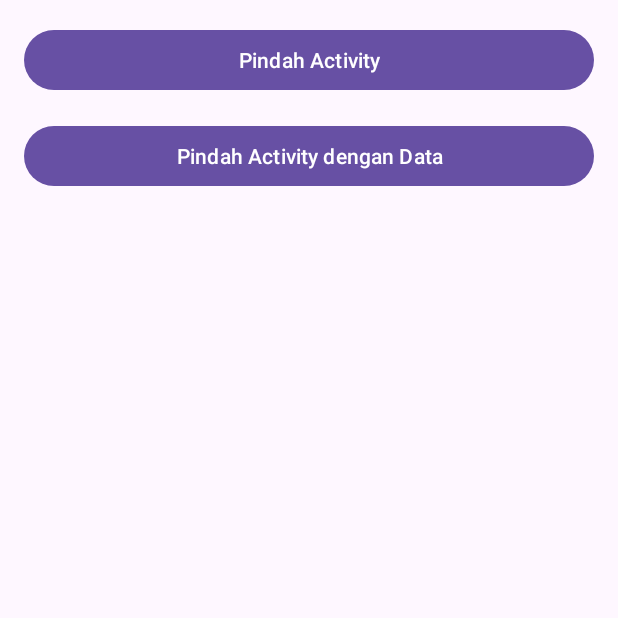
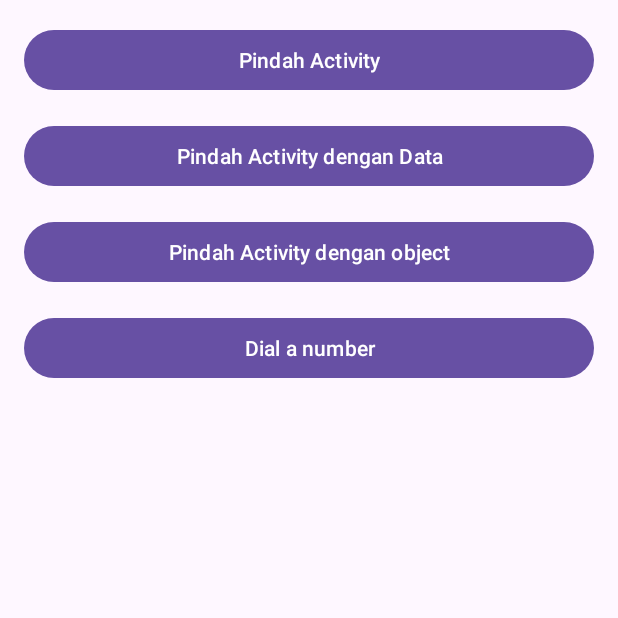
Before and after one commit to eeryyy282/Belajar-Android-Mandiri, an Android app: the screen it shows after launch (MainActivity), on a phone screen of 412 x 824 dp, the top half of it. Run offline under Robolectric (Android 15) with nearby library versions, the phone set to English and light mode, and no system bars.

Commit message:
mengirim data intent, parcel, dan implicit intent

```diff
--- a/LatihanIntent/app/src/main/AndroidManifest.xml
+++ b/LatihanIntent/app/src/main/AndroidManifest.xml
@@ -12,6 +12,9 @@
         android:supportsRtl="true"
         android:theme="@style/Theme.LatihanIntent"
         tools:targetApi="31">
+        <activity
+            android:name=".MoveWithObjectActivity"
+            android:exported="false" />
         <activity
             android:name=".MoveWithDataActivity"
             android:exported="false" />
--- a/LatihanIntent/app/src/main/res/layout/activity_main.xml
+++ b/LatihanIntent/app/src/main/res/layout/activity_main.xml
@@ -21,4 +21,20 @@
         android:text="@string/move_with_data"
         android:layout_marginBottom="16dp"
         />
+
+    <Button
+        android:layout_width="match_parent"
+        android:layout_height="wrap_content"
+        android:id="@+id/btn_move_activity_object"
+        android:layout_marginBottom="16dp"
+        android:text="@string/move_with_object"
+        />
+
+    <Button
+        android:layout_width="match_parent"
+        android:layout_height="wrap_content"
+        android:id="@+id/btn_dial_number"
+        android:layout_marginBottom="16dp"
+        android:text="@string/dial_number"/>
+
 </LinearLayout>
```
Also changed, not shown: LatihanIntent/app/src/main/java/com/example/latihanintent/MainActivity.kt (+24 -0 lines), LatihanIntent/app/src/main/java/com/example/latihanintent/MoveWithObjectActivity.kt (added, +31 -0 lines), LatihanIntent/app/src/main/java/com/example/latihanintent/Person.kt (added, +40 -0 lines), LatihanIntent/app/src/main/res/layout/activity_move_with_object.xml (added, +16 -0 lines).
